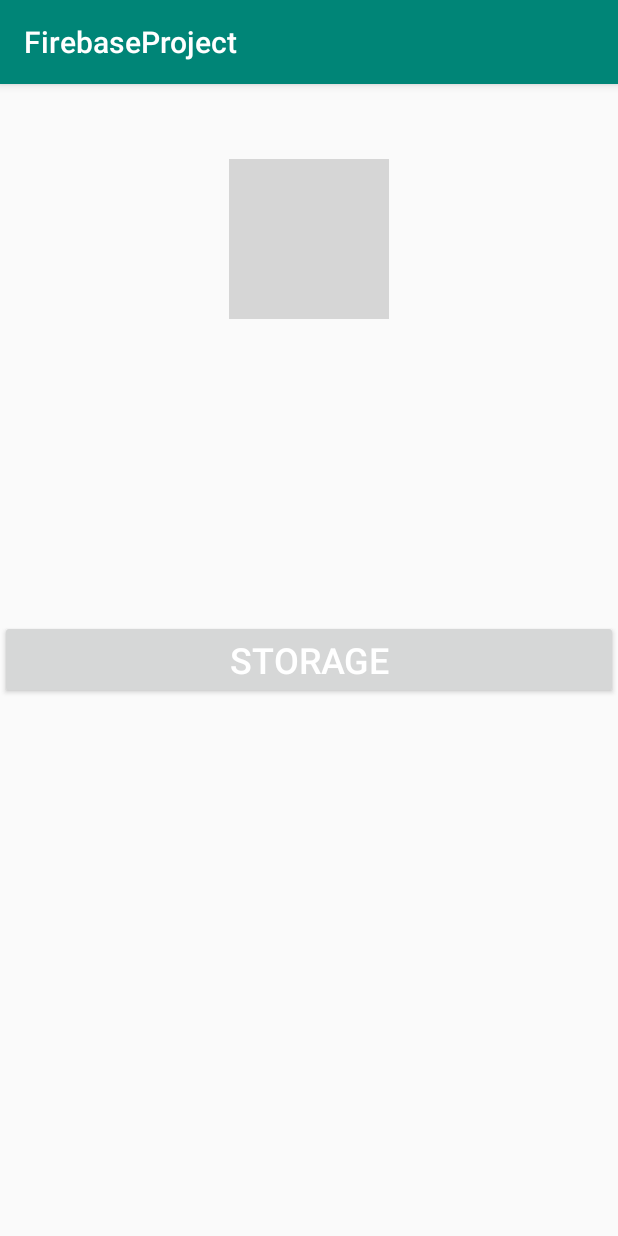
After one commit to paddypopeye/FirebaseProject, an Android app: the StorageActivity screen opened directly, with no data from a screen before it, on a phone screen of 412 x 824 dp. The commit adds this screen. Run offline under Robolectric (Android 15) with nearby library versions, the phone set to English and light mode, and no system bars; our stand-ins replace Firebase (no records; nobody signed in at launch, a user with empty details on screens opened directly); grey boxes are pictures that could not be loaded.

Commit message:
Added Firebase Storage

```diff
--- a/app/src/main/AndroidManifest.xml
+++ b/app/src/main/AndroidManifest.xml
@@ -11,6 +11,8 @@
             android:roundIcon="@mipmap/ic_launcher_round"
             android:supportsRtl="true"
             android:theme="@style/AppTheme">
+        <activity android:name=".StorageActivity">
+        </activity>
         <activity android:name=".user_info">
         </activity>
         <activity android:name=".ProfileActivity">
--- a/app/src/main/java/com/example/firebaseproject/ProfileActivity.kt
+++ b/app/src/main/java/com/example/firebaseproject/ProfileActivity.kt
@@ -17,7 +17,7 @@ class ProfileActivity : AppCompatActivity() {
     var last_name : EditText? = null
     var user_name : EditText? = null
     var submit : Button? = null
-    var firebaseAuth:FirebaseAuth? = null
+    var firebaseAuth : FirebaseAuth? = null
     var firebaseDatabase: DatabaseReference? = null
 
 
@@ -30,9 +30,8 @@ class ProfileActivity : AppCompatActivity() {
         last_name = findViewById(R.id.last_name)
         user_name = findViewById(R.id.user_name)
         submit = findViewById(R.id.submit_profile)
-        FirebaseApp.initializeApp(this)
         firebaseAuth = FirebaseAuth.getInstance()
-        firebaseDatabase = FirebaseDatabase.getInstance().reference.child("Users").child(firebaseAuth?.currentUser!!.uid)
+        firebaseDatabase = FirebaseDatabase.getInstance().reference.child("Users").child(firebaseAuth!!.currentUser!!.uid)
 
 
         submit?.setOnClickListener {
--- /dev/null
+++ b/app/src/main/res/layout/activity_storage.xml
@@ -0,0 +1,27 @@
+<?xml version="1.0" encoding="utf-8"?>
+<RelativeLayout
+        xmlns:android="http://schemas.android.com/apk/res/android"
+        xmlns:tools="http://schemas.android.com/tools"
+        xmlns:app="http://schemas.android.com/apk/res-auto"
+        android:layout_width="match_parent"
+        android:layout_height="match_parent"
+        tools:context=".StorageActivity">
+
+
+    <ImageView
+            android:layout_width="wrap_content"
+            android:layout_height="wrap_content"
+            android:id="@+id/storageImg"
+            android:src="@drawable/monkey"
+            android:layout_centerHorizontal="true" android:padding="5dp" android:layout_marginTop="50dp"
+            android:contentDescription="TODO"/>
+
+    <Button
+            android:layout_width="match_parent"
+            android:layout_height="wrap_content"
+            android:id="@+id/btn_storage"
+            android:text="@string/storage"
+            android:textColor="#fff"
+            android:textSize="24sp"
+            android:layout_alignParentBottom="false" android:layout_centerInParent="true"/>
+</RelativeLayout>
--- a/app/src/main/res/values/strings.xml
+++ b/app/src/main/res/values/strings.xml
@@ -4,4 +4,5 @@
     <string name="your_email">Your Email</string>
     <string name="create_an_account">Create an Account</string>
     <string name="enter_your_profile_inforation_below">Enter your profile inforation below</string>
+    <string name="storage">Storage</string>
 </resources>
```
Also changed, not shown: app/src/main/java/com/example/firebaseproject/StorageActivity.kt (added, +86 -0 lines), app/src/main/java/com/example/firebaseproject/user_info.kt (line endings or trailing spaces).
